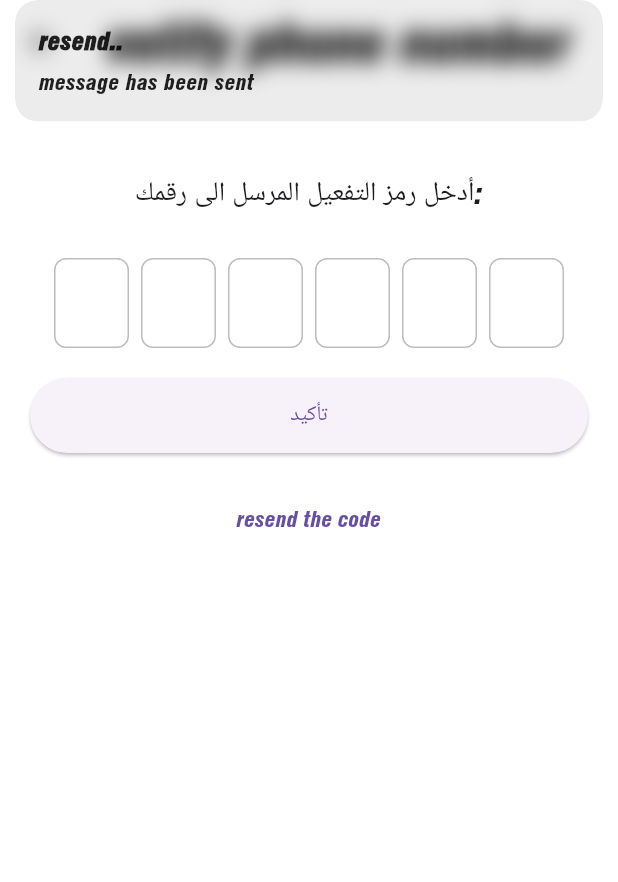
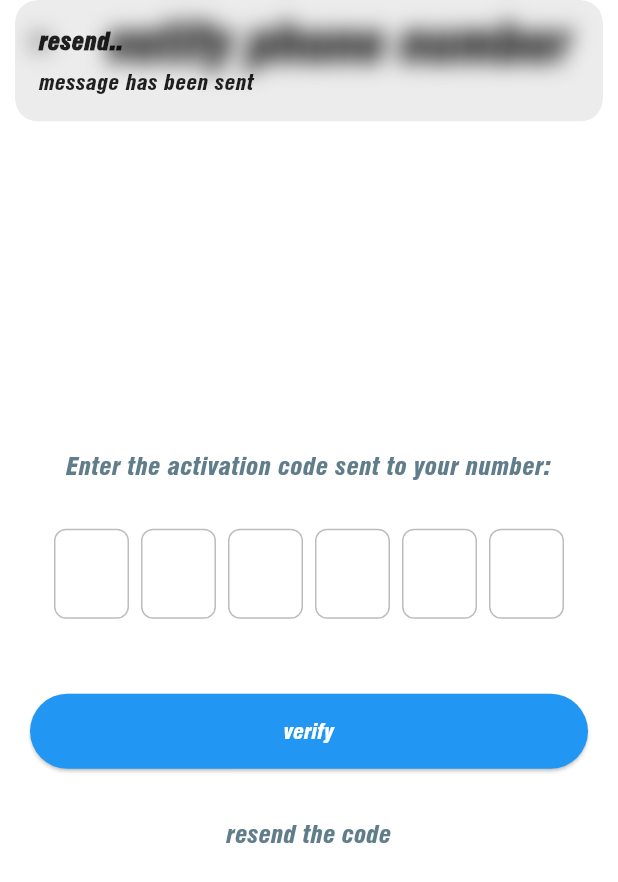
Before and after one commit to ZaherWarrar/shbeekLbeek, a Flutter app: the OtpView screen opened by its route, after a tap on "resend the code", on a phone screen of 412 x 824 dp. Shown: the top 882 px of the screen. Run offline on Flutter 3.47's test engine with Material 3 defaults, Android fonts, the phone set to English and light mode, and no system bars; drawn by our look-alikes of pinput; our stand-ins replace dartz, get, lottie, percent_indicator, shared_preferences; accounts and stored records are empty.

Commit message:
editting view page and the translation

```diff
--- a/lib/controller/auth/register/register_controller.dart
+++ b/lib/controller/auth/register/register_controller.dart
@@ -2,7 +2,6 @@ import 'package:app/core/class/statusrequest.dart';
 import 'package:app/core/constant/routes/app_routes.dart';
 import 'package:app/core/function/handelingdata.dart';
 import 'package:app/data/datasorce/remot/register_data.dart';
-import 'package:app/view/auth/register/widgets/go_to_login.dart';
 import 'package:flutter/material.dart';
 import 'package:get/get.dart';
 
--- a/lib/localization/translation.dart
+++ b/lib/localization/translation.dart
@@ -22,6 +22,11 @@ class MyTranslation extends Translations {
       "16": "إنشاء",
       "17": "لدي حساب : ",
       "18": "تأكيد الرقم",
+      "19": "أدخل رمز التفعيل المرسل الى رقمك: ",
+      "20": "تأكيد",
+      "21": "إعادة الإرسال",
+      "22": "تم إرسال الرسالة",
+      "23": "إعادة إرسال الرمز",
     },
     "en": {
       "1": "Login",
@@ -42,6 +47,11 @@ class MyTranslation extends Translations {
       "16": "Create",
       "17": "I have an account : ",
       "18": "vetify phone number",
+      "19": "Enter the activation code sent to your number:",
+      "20": "verify",
+      "21": "resend..",
+      "22": "message has been sent",
+      "23": "resend the code",
     },
   };
 }
--- a/lib/view/auth/verification/otp_view.dart
+++ b/lib/view/auth/verification/otp_view.dart
@@ -1,6 +1,8 @@
 import 'package:app/controller/auth/otp/otp_controller.dart';
 import 'package:app/core/constant/app_color.dart';
+import 'package:app/core/function/fontsize.dart';
 import 'package:app/core/shared/custom_app_bar.dart';
+import 'package:app/main.dart';
 import 'package:flutter/material.dart';
 import 'package:get/get.dart';
 import 'package:pinput/pinput.dart';
@@ -16,52 +18,69 @@ class OtpView extends GetView<OtpController> {
       body: Padding(
         padding: const EdgeInsets.all(20),
         child: Column(
+          mainAxisAlignment: MainAxisAlignment.center,
           children: [
-            const SizedBox(height: 40),
-            const Text(
-              "أدخل رمز التفعيل المرسل الى رقمك: ",
-              style: TextStyle(fontSize: 18),
+            Text(
+              "19".tr,
+              style: TextStyle(
+                color: AppColor().descriptionColor,
+                fontSize: getResponsiveFontSize(context, fontSize: 20),
+              ),
               textAlign: TextAlign.center,
             ),
             const SizedBox(height: 30),
 
             //=========الباكيج تبعيت  otp ====
-            Pinput(
+            Directionality(
+              textDirection: TextDirection.ltr,
+              child: Pinput(
                 length: 6,
                 onChanged: (value) => controller.otpCode.value = value,
                 onCompleted: (value) => controller.otpCode.value = value,
                 defaultPinTheme: PinTheme(
                   width: 50,
                   height: 60,
-                textStyle: const TextStyle(fontSize: 22, color: Colors.black),
+                  textStyle: TextStyle(
+                    fontSize: getResponsiveFontSize(context, fontSize: 20),
+                    color: Colors.black,
+                  ),
                   decoration: BoxDecoration(
                     border: Border.all(color: Colors.grey.shade400),
                     borderRadius: BorderRadius.circular(8),
                   ),
                 ),
               ),
-            SizedBox(height: 20),
+            ),
+            SizedBox(height: 50),
             Obx(() {
               return ElevatedButton(
                 onPressed: controller.isloading.value
                     ? null
                     : () => controller.verifyOtp(),
                 style: ElevatedButton.styleFrom(
+                  backgroundColor: AppColor().primaryColor,
+                  foregroundColor: AppColor().textButomColor,
                   minimumSize: const Size(double.infinity, 50),
                 ),
                 child: controller.isloading.value
                     ? const CircularProgressIndicator(color: Colors.white)
-                    : const Text('تأكيد'),
+                    : Text('20'.tr),
               );
             }),
             const SizedBox(height: 20),
 
             TextButton(
               onPressed: () {
-                Get.snackbar("resend..", "message has been sent");
-                //=========api اعادة ارسال الotp====
+                Get.snackbar("21".tr, "22".tr);
+                //=========api اعادة ارسال الotp==== "22".tr
               },
-              child: const Text("resend the code"),
+              child: Text(
+                "23".tr,
+                style: TextStyle(
+                  fontSize: getResponsiveFontSize(context, fontSize: 20),
+                  color: AppColor().descriptionColor,
+                ),
+              ),
             ),
           ],
         ),
```
Lines whose indentation alone changed are shown as unchanged.
